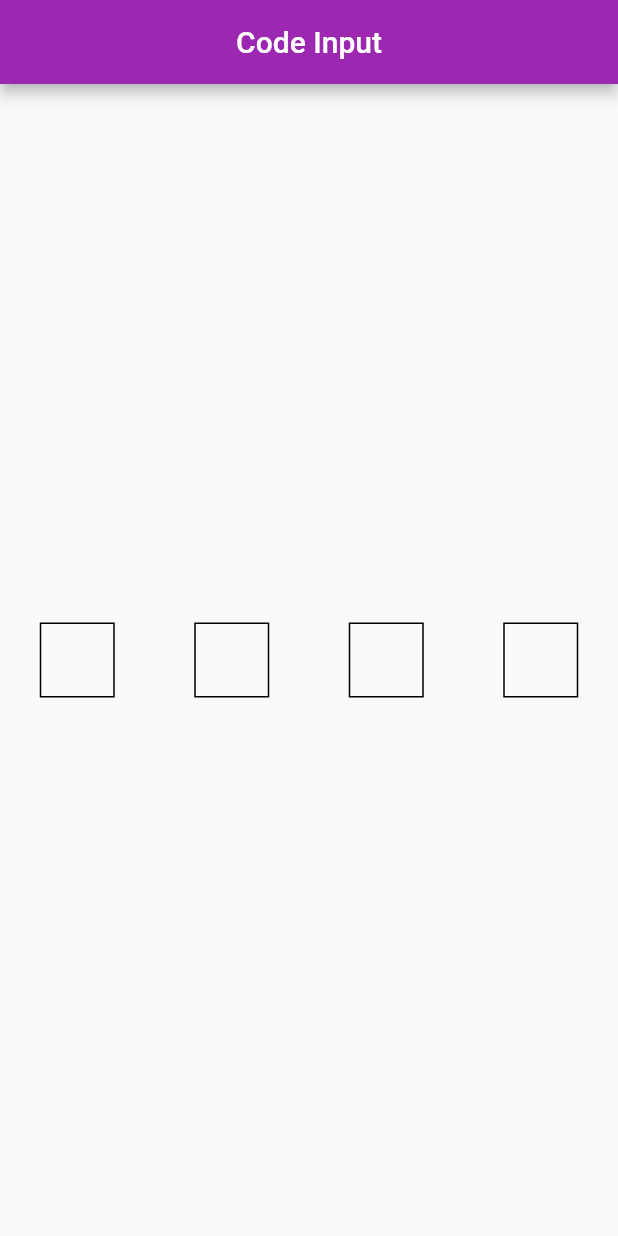
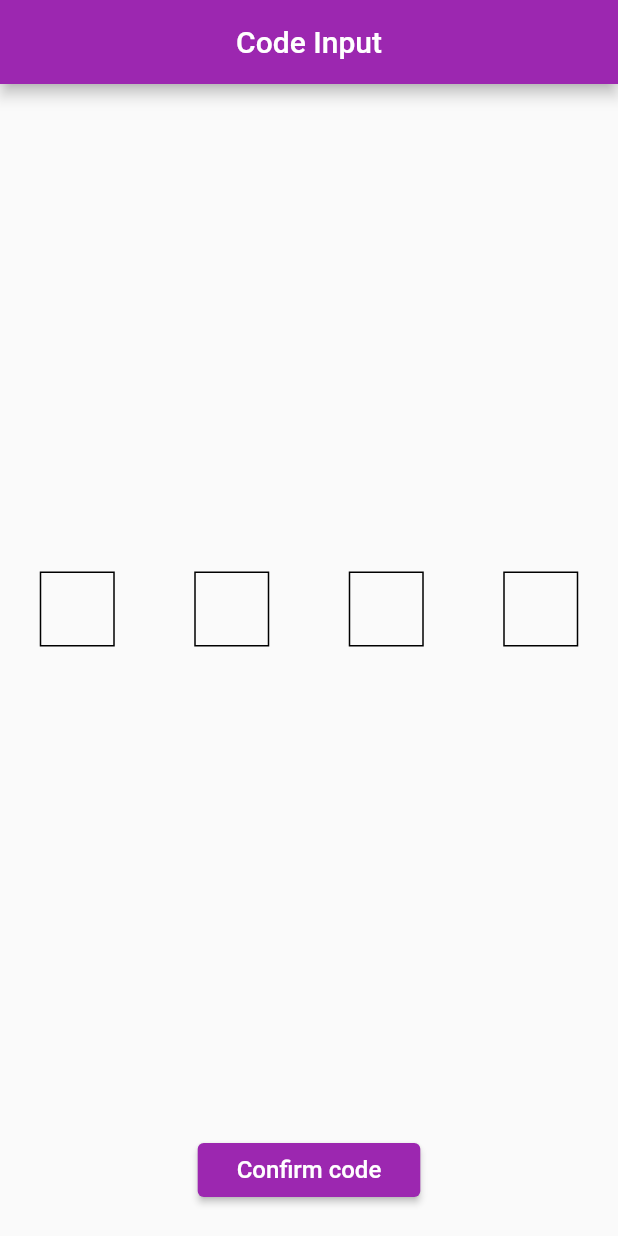
Before and after one commit to MykhailoYarushevskyi/ukrpay-test, a Flutter app: the screen it shows after launch, on a phone screen of 412 x 824 dp. Run offline on Flutter 3.47's test engine with Material 2 defaults, Android fonts, the light colour scheme and no system bars.

Commit message:
modified:   lib/providers/auth.dart:             added comment modified:   lib/screens/code_input.dart:             fixed an error that occurred while typing a space on the keyboard             added ElevatedButton 'Confirm code' 			added method resetCodeProcessing() modified:   test/providers/auth_test.dart created:   test/widgets/widget_test.dart

```diff
--- a/lib/providers/auth.dart
+++ b/lib/providers/auth.dart
@@ -5,12 +5,12 @@ import 'package:flutter/cupertino.dart';
 
 class Auth with ChangeNotifier {
   static const MAIN_TAG = '## Auth';
-
+  // The type [bool] in the [Future<bool>] is using now for test purpose only
   Future<bool> sendCodeToVerify(String code) async {
     log('$MAIN_TAG.sendCodeToVerify code: $code');
     try {
       return await Future.delayed(
-          Duration(seconds: 5), () => _verifyCodeForTestCase(code));
+          Duration(seconds: 3), () => _verifyCodeForTestCase(code));
     } on Exception catch (error) {
       throw error;
     }
--- a/lib/screens/code_input.dart
+++ b/lib/screens/code_input.dart
@@ -1,4 +1,3 @@
-import 'dart:developer';
 import 'dart:ui';
 
 import 'package:flutter/material.dart';
@@ -7,7 +6,7 @@ import 'package:flutter/services.dart';
 import 'package:provider/provider.dart';
 
 import '../providers/auth.dart';
-
+/// This class contains UI for entering and verifying some user's code
 class CodeInput extends StatefulWidget {
   @override
   _CodeInputState createState() => _CodeInputState();
@@ -16,8 +15,8 @@ class CodeInput extends StatefulWidget {
 class _CodeInputState extends State<CodeInput> {
   static const String MAIN_TAG = '## CodeInput';
   TextEditingController? _textController;
-  String code = '';
-  final int maxInputNumber = 4;
+  String _code = '';
+  final int _maxInputNumber = 4;
   bool _isLoading = false;
 
   @override
@@ -50,11 +49,26 @@ class _CodeInputState extends State<CodeInput> {
                   child: Row(
                     mainAxisAlignment: MainAxisAlignment.spaceAround,
                     children: [
-                      ..._buildListNumWidgets(),
+                      ..._buildListNumericalWidgets(),
                     ],
                   ),
                 ),
               ),
+              if (!_isLoading)
+                ElevatedButton(
+                  onPressed: _sendCodeToVerify,
+                  child: Padding(
+                    padding: const EdgeInsets.symmetric(
+                      horizontal: 10.0,
+                      vertical: 4.0,
+                    ),
+                    child: Text(
+                      'Confirm code',
+                      style: TextStyle(fontSize: 16),
+                    ),
+                  ),
+                ),
+              SizedBox(height: 20),
               if (!_isLoading)
                 Container(
                   height: 0.0,
@@ -65,7 +79,7 @@ class _CodeInputState extends State<CodeInput> {
                     keyboardAppearance: Brightness.light,
                     autofocus: true,
                     onChanged: (enteredCode) => setState(() {
-                      code = enteredCode;
+                      _code = enteredCode;
                     }),
                   ),
                 ),
@@ -77,23 +91,18 @@ class _CodeInputState extends State<CodeInput> {
     );
   }
 
-  List<Widget> _buildListNumWidgets() {
-    int maxNumberOfWidgets = maxInputNumber;
-    int currentCodeLength = code.length;
+  List<Widget> _buildListNumericalWidgets() {
+    int maxNumberOfWidgets = _maxInputNumber;
+    int currentCodeLength = _code.length;
     List<Widget> widgets = [];
     for (int i = 0; i <= maxNumberOfWidgets - 1; i++) {
-      if (code.isNotEmpty && i <= currentCodeLength - 1) {
-        String value = code.trim().substring(i, i + 1);
+      if (_code.isNotEmpty && i <= currentCodeLength - 1) {
+        String value = _code.substring(i, i + 1);
         widgets.add(_buildNumericalWidget(i, value));
       } else {
         widgets.add(_buildNumericalWidget(i, ''));
       }
     }
-    setState(() {
-      if (currentCodeLength == maxNumberOfWidgets) {
-        _sendCodeToVerify();
-      }
-    });
     return widgets;
   }
 
@@ -112,29 +121,32 @@ class _CodeInputState extends State<CodeInput> {
   }
 
   Future<void> _sendCodeToVerify() async {
-    _isLoading = true;
-    log('$MAIN_TAG._sendCodeToVerify _isLoading: $_isLoading; code: $code');
-
+    setState(() {
+      _isLoading = true;
+    });
     try {
-      await context.read<Auth>().sendCodeToVerify(code);
+      await context.read<Auth>().sendCodeToVerify(_code);
       _showCodeConfirmedMessage();
     } catch (error) {
-      _showErrorDialog(error.toString());
+      await _showErrorDialog(error.toString());
     }
+    resetCodeProcessing();
+  }
+
+  void resetCodeProcessing() {
     setState(() {
-      code = '';
+      _code = '';
       _textController?.clear();
       _isLoading = false;
     });
-    log('$MAIN_TAG._sendCodeToVerify _isLoading: $_isLoading; code: $code');
   }
 
-  void _showErrorDialog(String message) {
-    showDialog(
+  Future<void> _showErrorDialog(String message) async {
+    await showDialog(
       context: context,
       builder: (context) => AlertDialog(
         title: Text(
-          'An Error Occured!',
+          'Entered code is incorrect!',
           style: TextStyle(color: Theme.of(context).errorColor),
         ),
         content: Text(message),
@@ -152,17 +164,18 @@ class _CodeInputState extends State<CodeInput> {
     ScaffoldMessenger.of(context).showSnackBar(
       SnackBar(
         action: SnackBarAction(
+          textColor: Colors.red,
           label: 'Ok',
           onPressed: () {},
         ),
-        duration: Duration(seconds: 5),
+        duration: Duration(seconds: 3),
         padding: EdgeInsets.all(8.0),
         backgroundColor: Theme.of(context).primaryColor,
         content: Text(
           'The code confirmed',
           textAlign: TextAlign.center,
           style: TextStyle(
-            fontSize: 18.0,
+            fontSize: 20.0,
           ),
         ),
       ),
```
Also changed, not shown: 2 other files.
